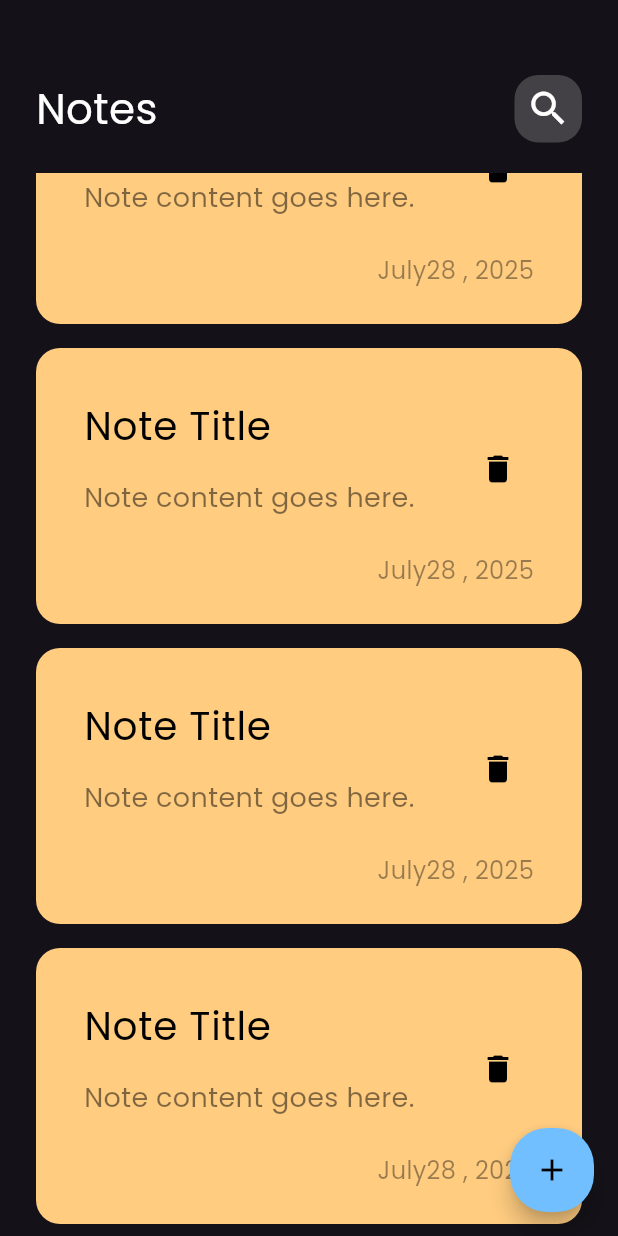
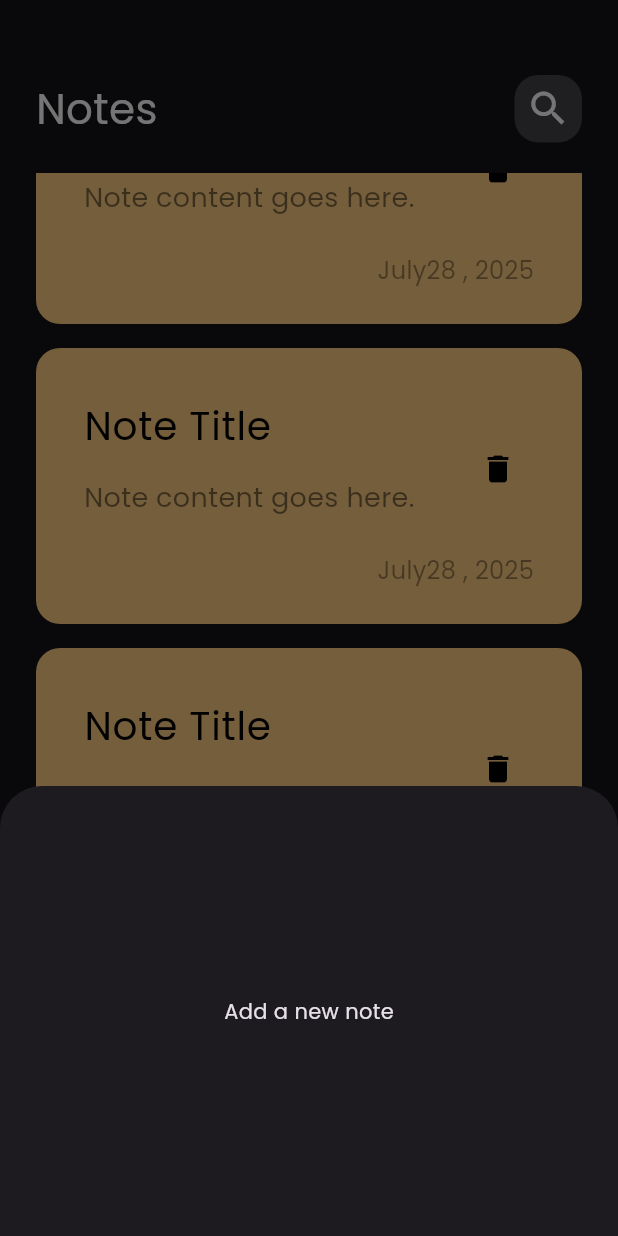
Before and after one commit to medo910/notes_app, a Flutter app: the screen it shows after launch, scrolled down 1291 dp, after a tap on the "add" icon, on a phone screen of 412 x 824 dp. Run offline on Flutter 3.47's test engine with Material 3 defaults, Android fonts, the phone set to English and light mode, and no system bars.

Commit message:
create model butteon sheet

```diff
--- a/lib/views/notes_view.dart
+++ b/lib/views/notes_view.dart
@@ -1,4 +1,5 @@
 import 'package:flutter/material.dart';
+import 'package:notes_app/widgets/add_note_button_sheet.dart';
 import 'package:notes_app/widgets/notes_view_body.dart';
 
 class NotesView extends StatelessWidget {
@@ -9,7 +10,14 @@ class NotesView extends StatelessWidget {
     return Scaffold(
       body: NotesViewBody(),
       floatingActionButton: FloatingActionButton(
-        onPressed: () {},
+        onPressed: () {
+          showModalBottomSheet(
+            context: context,
+            builder: (context) {
+              return const AddNoteButtonSheet();
+            },
+          );
+        },
         child: Icon(Icons.add, color: Colors.black),
         backgroundColor: const Color.fromARGB(255, 113, 191, 255),
         shape: RoundedRectangleBorder(borderRadius: BorderRadius.circular(25)),
--- /dev/null
+++ b/lib/widgets/add_note_button_sheet.dart
@@ -0,0 +1,10 @@
+import 'package:flutter/material.dart';
+
+class AddNoteButtonSheet extends StatelessWidget {
+  const AddNoteButtonSheet({super.key});
+
+  @override
+  Widget build(BuildContext context) {
+    return Container(height: 300, child: Center(child: Text('Add a new note')));
+  }
+}
--- a/lib/widgets/notes_list_view.dart
+++ b/lib/widgets/notes_list_view.dart
@@ -8,12 +8,13 @@ class NotesListView extends StatelessWidget {
   Widget build(BuildContext context) {
     return Expanded(
       child: ListView.builder(
-        itemCount: 10, // Example count, replace with actual data length
+        padding: EdgeInsets.zero,
+        itemCount: 10,
         itemBuilder: (context, index) {
           return Padding(
             padding: const EdgeInsets.symmetric(vertical: 8),
             child: const NoteItem(),
-          ); // Replace with actual note data
+          );
         },
       ),
     );
```
